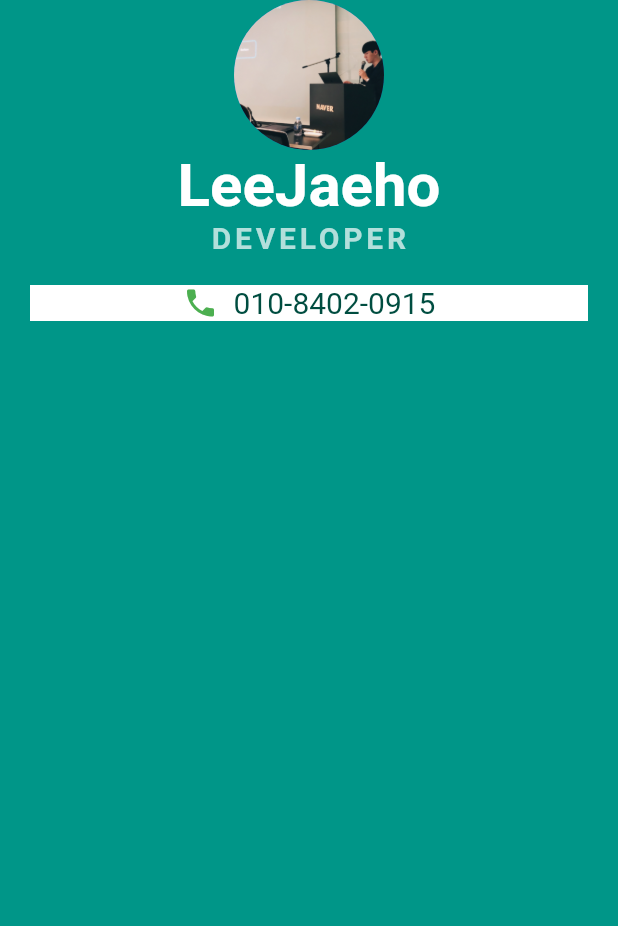
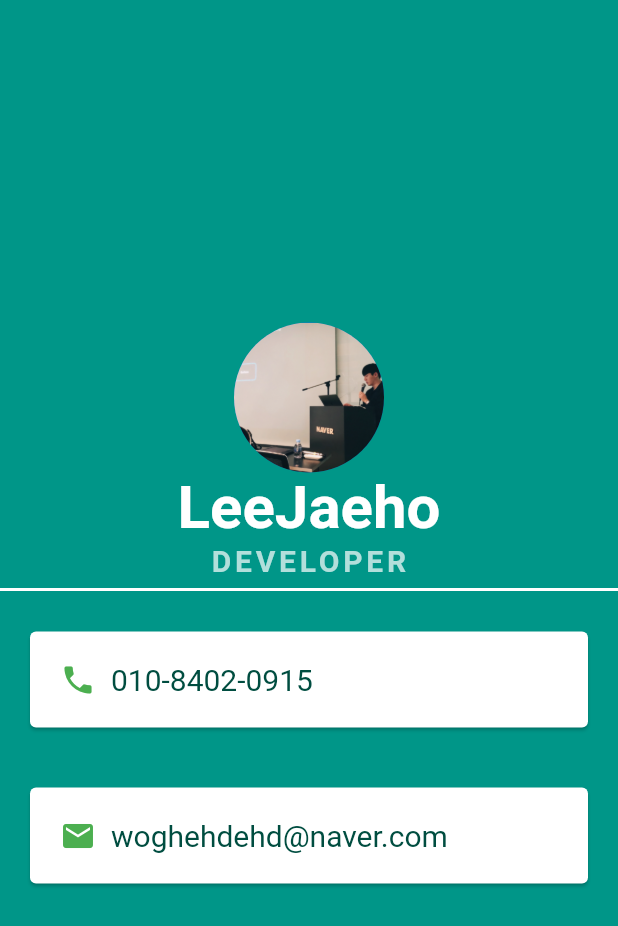
Before and after one commit to jaeho-lee104/flutter_lab, a Flutter app: the screen it shows after launch, on a phone screen of 412 x 824 dp. Shown: the top 926 px of the screen. Run offline on Flutter 3.47's test engine with Material 2 defaults, Android fonts, the phone set to English and light mode, and no system bars; Roboto replaces fonts that are missing (Goldman).

Commit message:
feat: card, padding, divider 적용

```diff
--- a/lib/main.dart
+++ b/lib/main.dart
@@ -12,6 +12,7 @@ class MyApp extends StatelessWidget {
         backgroundColor: Colors.teal,
         body: SafeArea(
           child: Column(
+            mainAxisAlignment: MainAxisAlignment.center,
             crossAxisAlignment: CrossAxisAlignment.center,
             children: <Widget>[
               CircleAvatar(
@@ -37,21 +38,38 @@ class MyApp extends StatelessWidget {
                   fontWeight: FontWeight.bold,
                 ),
               ),
-              Container(
+              Divider(
+                color: Colors.white,
+                thickness: 2,
+              ),
+              getCard('010-8402-0915', Icons.phone),
+              getCard('woghehdehd@naver.com', Icons.email)
+            ],
+          ),
+        ),
+      ),
+    );
+  }
+}
+
+Card getCard(String text, IconData icon) {
+  return Card(
       color: Colors.white,
       margin: EdgeInsets.all(20.0),
+      child: Padding(
+        padding: EdgeInsets.all(20.0),
         child: Row(
-                  mainAxisAlignment: MainAxisAlignment.center,
+          mainAxisAlignment: MainAxisAlignment.start,
           children: <Widget>[
             Icon(
-                      Icons.phone,
+              icon,
               color: Colors.green,
             ),
             SizedBox(
               width: 10.0,
             ),
             Text(
-                      '010-8402-0915',
+              text,
               style: TextStyle(
                 color: Colors.teal.shade900,
                 fontFamily: 'Goldman',
@@ -60,11 +78,5 @@ class MyApp extends StatelessWidget {
             ),
           ],
         ),
-              ),
-            ],
-          ),
-        ),
-      ),
-    );
+      ));
 }
-}
```
Lines whose indentation alone changed are shown as unchanged.
